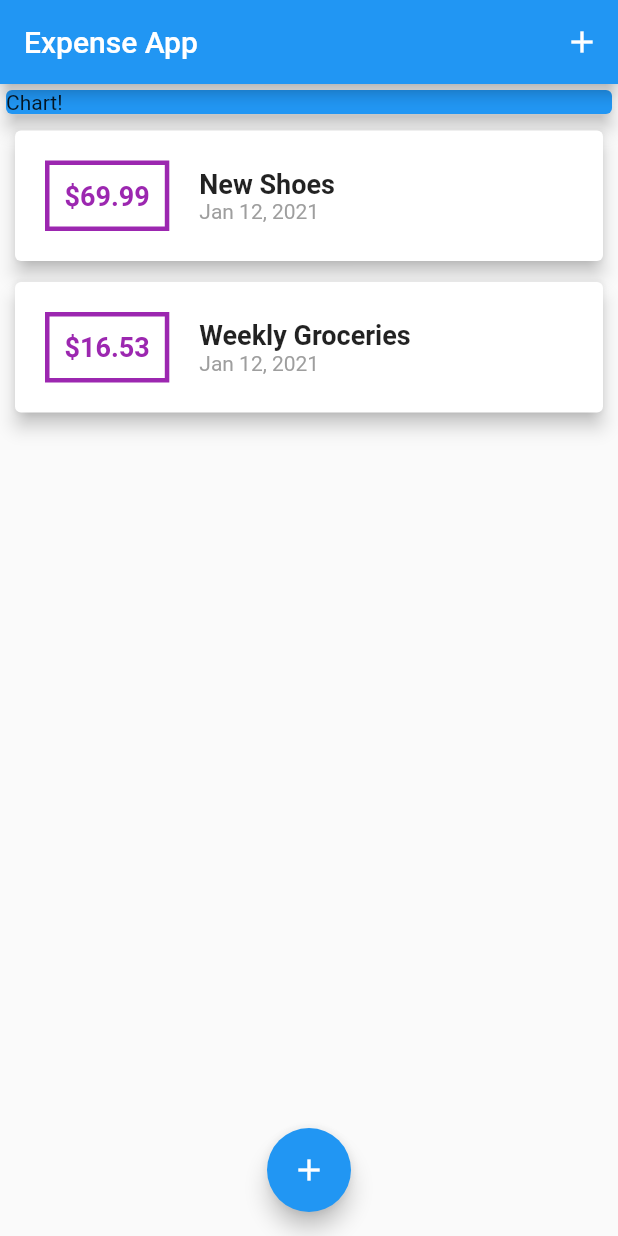
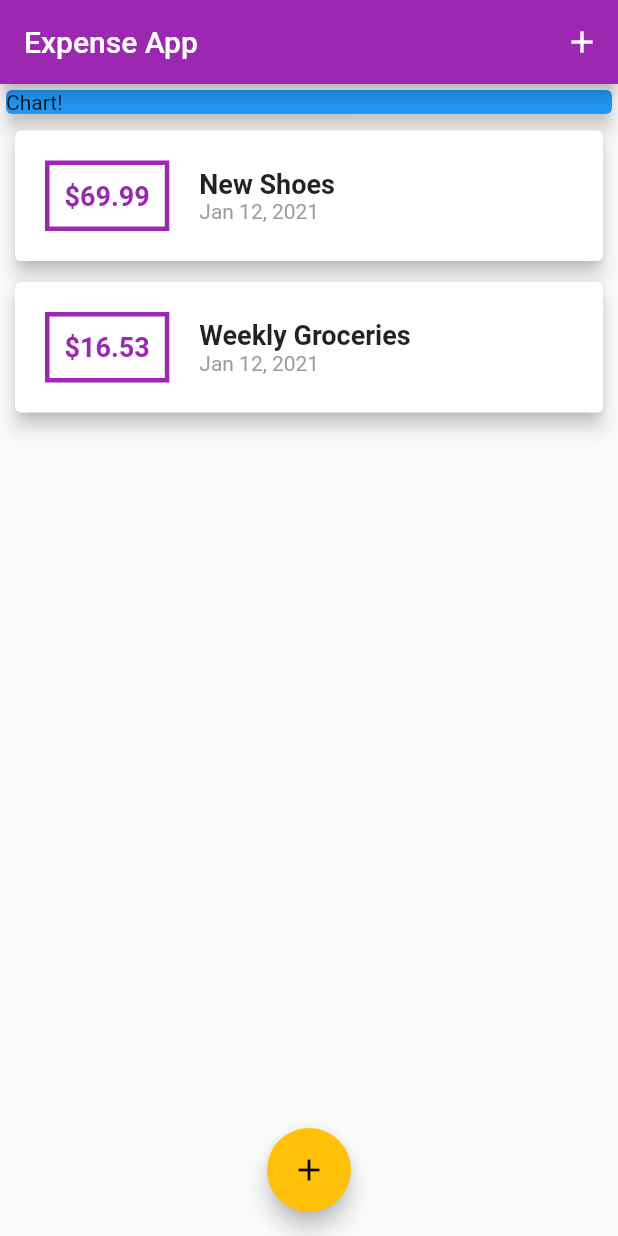
Before and after one commit to SeolJaeHyeok/personal_expense, a Flutter app: the screen it shows after launch, on a phone screen of 412 x 824 dp. Run offline on Flutter 3.47's test engine with Material 2 defaults, Android fonts, the phone set to English and light mode, and no system bars.

Commit message:
Theme color 설정

```diff
--- a/lib/main.dart
+++ b/lib/main.dart
@@ -11,10 +11,11 @@ class MyApp extends StatelessWidget {
   @override
   Widget build(BuildContext context) {
     return MaterialApp(
-      title: 'Flutter Demo',
+      title: 'Personal Expenses',
       theme: ThemeData(
-        primarySwatch: Colors.blue,
+        primarySwatch: Colors.purple,
         visualDensity: VisualDensity.adaptivePlatformDensity,
+        accentColor: Colors.amber
       ),
       home: MyHomePage(title: 'Flutter Demo Home Page'),
     );
--- a/lib/widgets/transaction_list.dart
+++ b/lib/widgets/transaction_list.dart
@@ -21,7 +21,7 @@ class TransactionList extends StatelessWidget {
                   child: Text(
                     '\$${transactions[index].amount.toStringAsFixed(2)}',
                     style: TextStyle(
-                      color: Colors.purple,
+                      color: Theme.of(context).primaryColor,
                       fontWeight: FontWeight.bold,
                       fontSize: 18,
                     ),
```
